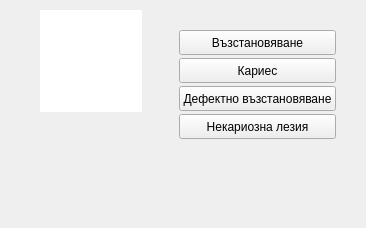
Above: src/View/SubWidgets/SurfacePanel.ui from thefinalcutbg/DinoDent before the change. Below: the same form after it.
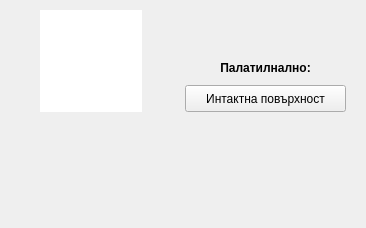
That is the form after the change. Custom widgets are drawn as their Qt base class.

Commit message: side button updated

```diff
--- a/src/View/SubWidgets/SurfacePanel.ui
+++ b/src/View/SubWidgets/SurfacePanel.ui
@@ -47,190 +47,6 @@
     <enum>QFrame::Shape::NoFrame</enum>
    </property>
   </widget>
-  <widget class="QFrame" name="frame1">
-   <property name="geometry">
-    <rect>
-     <x>170</x>
-     <y>10</y>
-     <width>175</width>
-     <height>132</height>
-    </rect>
-   </property>
-   <property name="sizePolicy">
-    <sizepolicy hsizetype="Preferred" vsizetype="Preferred">
-     <horstretch>0</horstretch>
-     <verstretch>0</verstretch>
-    </sizepolicy>
-   </property>
-   <property name="minimumSize">
-    <size>
-     <width>175</width>
-     <height>132</height>
-    </size>
-   </property>
-   <property name="maximumSize">
-    <size>
-     <width>175</width>
-     <height>132</height>
-    </size>
-   </property>
-   <property name="frameShape">
-    <enum>QFrame::Shape::NoFrame</enum>
-   </property>
-   <property name="frameShadow">
-    <enum>QFrame::Shadow::Plain</enum>
-   </property>
-   <layout class="QVBoxLayout" name="verticalLayout">
-    <property name="spacing">
-     <number>3</number>
-    </property>
-    <property name="leftMargin">
-     <number>9</number>
-    </property>
-    <property name="topMargin">
-     <number>3</number>
-    </property>
-    <property name="rightMargin">
-     <number>9</number>
-    </property>
-    <property name="bottomMargin">
-     <number>3</number>
-    </property>
-    <item>
-     <widget class="QLabel" name="sideBox">
-      <property name="sizePolicy">
-       <sizepolicy hsizetype="Preferred" vsizetype="Fixed">
-        <horstretch>0</horstretch>
-        <verstretch>0</verstretch>
-       </sizepolicy>
-      </property>
-      <property name="minimumSize">
-       <size>
-        <width>0</width>
-        <height>0</height>
-       </size>
-      </property>
-      <property name="maximumSize">
-       <size>
-        <width>16777215</width>
-        <height>16777215</height>
-       </size>
-      </property>
-      <property name="font">
-       <font>
-        <bold>true</bold>
-       </font>
-      </property>
-      <property name="text">
-       <string/>
-      </property>
-      <property name="alignment">
-       <set>Qt::AlignmentFlag::AlignCenter</set>
-      </property>
-     </widget>
-    </item>
-    <item>
-     <widget class="StatusButton" name="sideObturation">
-      <property name="sizePolicy">
-       <sizepolicy hsizetype="Preferred" vsizetype="Fixed">
-        <horstretch>0</horstretch>
-        <verstretch>0</verstretch>
-       </sizepolicy>
-      </property>
-      <property name="maximumSize">
-       <size>
-        <width>16777215</width>
-        <height>27</height>
-       </size>
-      </property>
-      <property name="styleSheet">
-       <string notr="true"/>
-      </property>
-      <property name="text">
-       <string>Възстановяване</string>
-      </property>
-      <property name="checkable">
-       <bool>true</bool>
-      </property>
-     </widget>
-    </item>
-    <item>
-     <widget class="StatusButton" name="sideCaries">
-      <property name="sizePolicy">
-       <sizepolicy hsizetype="Preferred" vsizetype="Fixed">
-        <horstretch>0</horstretch>
-        <verstretch>0</verstretch>
-       </sizepolicy>
-      </property>
-      <property name="maximumSize">
-       <size>
-        <width>16777215</width>
-        <height>27</height>
-       </size>
-      </property>
-      <property name="styleSheet">
-       <string notr="true"/>
-      </property>
-      <property name="text">
-       <string>Кариес</string>
-      </property>
-      <property name="checkable">
-       <bool>true</bool>
-      </property>
-     </widget>
-    </item>
-    <item>
-     <widget class="StatusButton" name="sideDefect">
-      <property name="sizePolicy">
-       <sizepolicy hsizetype="Preferred" vsizetype="Fixed">
-        <horstretch>0</horstretch>
-        <verstretch>0</verstretch>
-       </sizepolicy>
-      </property>
-      <property name="maximumSize">
-       <size>
-        <width>16777215</width>
-        <height>27</height>
-       </size>
-      </property>
-      <property name="styleSheet">
-       <string notr="true"/>
-      </property>
-      <property name="text">
-       <string>Дефектно възстановяване</string>
-      </property>
-      <property name="checkable">
-       <bool>true</bool>
-      </property>
-     </widget>
-    </item>
-    <item>
-     <widget class="StatusButton" name="sideNonCaries">
-      <property name="sizePolicy">
-       <sizepolicy hsizetype="Preferred" vsizetype="Fixed">
-        <horstretch>0</horstretch>
-        <verstretch>0</verstretch>
-       </sizepolicy>
-      </property>
-      <property name="maximumSize">
-       <size>
-        <width>16777215</width>
-        <height>27</height>
-       </size>
-      </property>
-      <property name="styleSheet">
-       <string notr="true"/>
-      </property>
-      <property name="text">
-       <string>Некариозна лезия</string>
-      </property>
-      <property name="checkable">
-       <bool>true</bool>
-      </property>
-     </widget>
-    </item>
-   </layout>
-  </widget>
   <widget class="QLabel" name="surfaceInfoLabel">
    <property name="geometry">
     <rect>
@@ -274,6 +90,85 @@
     <bool>true</bool>
    </property>
   </widget>
+  <widget class="StatusButton" name="sideButton">
+   <property name="geometry">
+    <rect>
+     <x>185</x>
+     <y>85</y>
+     <width>161</width>
+     <height>27</height>
+    </rect>
+   </property>
+   <property name="sizePolicy">
+    <sizepolicy hsizetype="Preferred" vsizetype="Fixed">
+     <horstretch>0</horstretch>
+     <verstretch>0</verstretch>
+    </sizepolicy>
+   </property>
+   <property name="minimumSize">
+    <size>
+     <width>161</width>
+     <height>27</height>
+    </size>
+   </property>
+   <property name="maximumSize">
+    <size>
+     <width>16777215</width>
+     <height>27</height>
+    </size>
+   </property>
+   <property name="toolTip">
+    <string>&lt;html&gt;&lt;head/&gt;&lt;body&gt;&lt;p&gt;Бърз клавиш: P&lt;/p&gt;&lt;/body&gt;&lt;/html&gt;</string>
+   </property>
+   <property name="styleSheet">
+    <string/>
+   </property>
+   <property name="text">
+    <string>Интактна повърхност</string>
+   </property>
+   <property name="checkable">
+    <bool>true</bool>
+   </property>
+  </widget>
+  <widget class="QLabel" name="sideBox">
+   <property name="geometry">
+    <rect>
+     <x>185</x>
+     <y>60</y>
+     <width>161</width>
+     <height>16</height>
+    </rect>
+   </property>
+   <property name="sizePolicy">
+    <sizepolicy hsizetype="Preferred" vsizetype="Fixed">
+     <horstretch>0</horstretch>
+     <verstretch>0</verstretch>
+    </sizepolicy>
+   </property>
+   <property name="minimumSize">
+    <size>
+     <width>0</width>
+     <height>0</height>
+    </size>
+   </property>
+   <property name="maximumSize">
+    <size>
+     <width>16777215</width>
+     <height>16777215</height>
+    </size>
+   </property>
+   <property name="font">
+    <font>
+     <bold>true</bold>
+    </font>
+   </property>
+   <property name="text">
+    <string>Палатилнално:</string>
+   </property>
+   <property name="alignment">
+    <set>Qt::AlignmentFlag::AlignCenter</set>
+   </property>
+  </widget>
  </widget>
  <layoutdefault spacing="6" margin="11"/>
  <customwidgets>
```
The commit also changes 5 other files.
